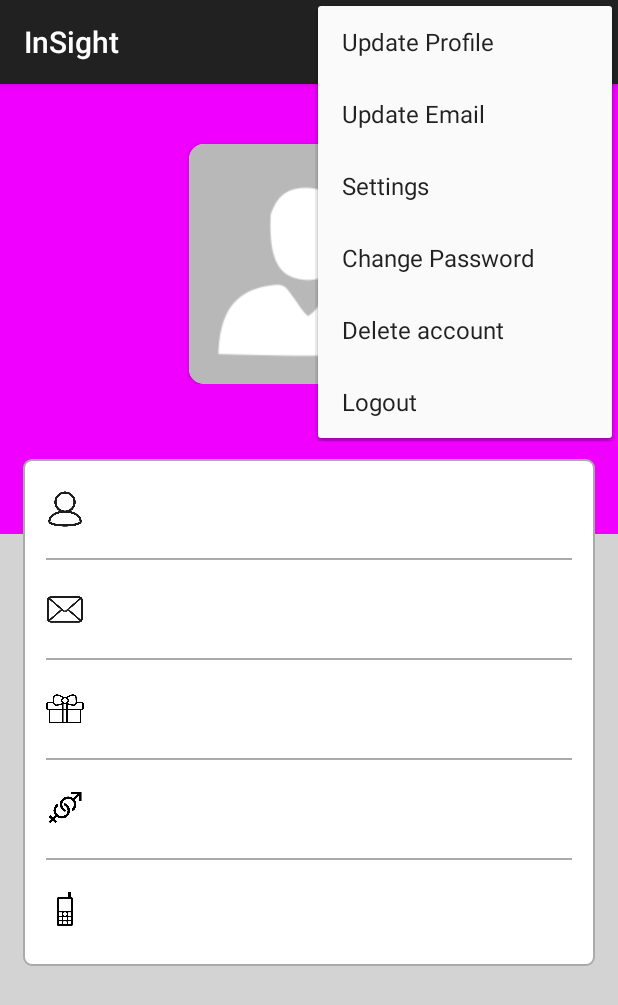
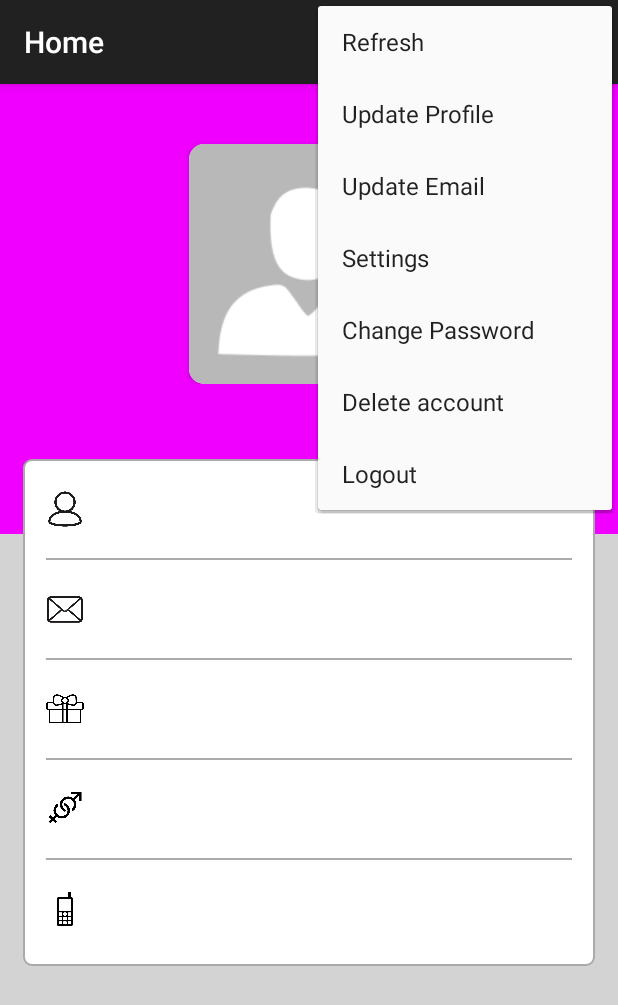
Before and after one commit to Zolianul/InSight, an Android app: the UserPageActivity screen opened directly, with no data from a screen before it, with the options menu open, on a phone screen of 412 x 824 dp. Shown: the top 1005 px of the screen. Run offline under Robolectric (Android 15) with nearby library versions, the phone set to English and light mode, and no system bars; our stand-ins replace Firebase (no records; nobody signed in at launch, a user with empty details on screens opened directly), Picasso; pictures from the network do not load.

Commit message:
UI updates

```diff
--- a/app/src/main/java/com/example/insight/UserPageActivity.java
+++ b/app/src/main/java/com/example/insight/UserPageActivity.java
@@ -3,6 +3,7 @@ package com.example.insight;
 import androidx.annotation.NonNull;
 import androidx.appcompat.app.AlertDialog;
 import androidx.appcompat.app.AppCompatActivity;
+import androidx.swiperefreshlayout.widget.SwipeRefreshLayout;
 
 import android.content.DialogInterface;
 import android.content.Intent;
@@ -32,10 +33,16 @@ public class UserPageActivity extends AppCompatActivity {
     private String fullName,email,dob,gender,mobile;
     private ImageView imageView;
     private FirebaseAuth authProfile;
+
+    private SwipeRefreshLayout swipeContainer;
     @Override
     protected void onCreate(Bundle savedInstanceState) {
         super.onCreate(savedInstanceState);
         setContentView(R.layout.activity_user_page);
+
+        getSupportActionBar().setTitle("Home");
+
+        swipetorefresh();
 
         textViewWelcome=findViewById(R.id.textView_show_welcome);
         textViewFullName=findViewById(R.id.textView_show_full_name);
@@ -66,6 +73,22 @@ public class UserPageActivity extends AppCompatActivity {
         }
 
 
+    }
+
+    private void swipetorefresh() {
+        swipeContainer= findViewById(R.id.swipeContainer);
+        swipeContainer.setOnRefreshListener(new SwipeRefreshLayout.OnRefreshListener() {
+            @Override
+            public void onRefresh() {
+                startActivity(getIntent());
+                finish();
+                overridePendingTransition(0,0);
+                swipeContainer.setRefreshing(false);
+            }
+        });
+
+
+        swipeContainer.setColorSchemeResources(android.R.color.holo_blue_bright,android.R.color.holo_green_light,android.R.color.holo_orange_light,android.R.color.holo_red_light);
     }
 
     private void checkEmailVerified(FirebaseUser firebaseUser) {
--- a/app/src/main/res/layout/activity_user_page.xml
+++ b/app/src/main/res/layout/activity_user_page.xml
@@ -1,9 +1,14 @@
 <?xml version="1.0" encoding="utf-8"?>
 
-
-<ScrollView xmlns:android="http://schemas.android.com/apk/res/android"
+<androidx.swiperefreshlayout.widget.SwipeRefreshLayout
+    xmlns:android="http://schemas.android.com/apk/res/android"
     xmlns:app="http://schemas.android.com/apk/res-auto"
     xmlns:tools="http://schemas.android.com/tools"
+    android:layout_width="match_parent"
+    android:layout_height="match_parent"
+    android:id="@+id/swipeContainer">
+
+    <ScrollView
         android:layout_width="match_parent"
         android:layout_height="match_parent"
         android:orientation="vertical"
@@ -267,3 +272,5 @@ android:background="@color/light_gray">
 
         </LinearLayout>
     </ScrollView>
+
+</androidx.swiperefreshlayout.widget.SwipeRefreshLayout>
--- a/app/src/main/res/menu/common_menu.xml
+++ b/app/src/main/res/menu/common_menu.xml
@@ -5,8 +5,6 @@
     <item android:title="Refresh"
         android:icon="@drawable/ic_refresh_white"
         android:alphabeticShortcut="r"
-        android:orderInCategory="1"
-        app:showAsAction="ifRoom"
         android:id="@+id/menu_refresh"
         />
     <item android:title="Update Profile"
```
Lines whose indentation alone changed are shown as unchanged.
